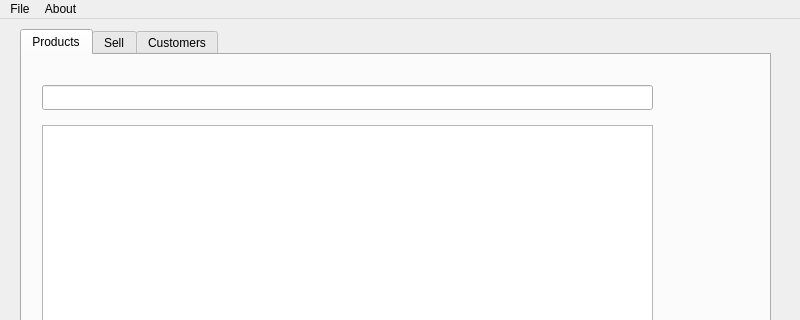
Above: pyofsale.ui from MysteriousSonOfGod/pyofsale before the change; both pictures show x 0 to 800 and y 0 to 320 of the 800 by 600 pixel window. Below: the same form after it.
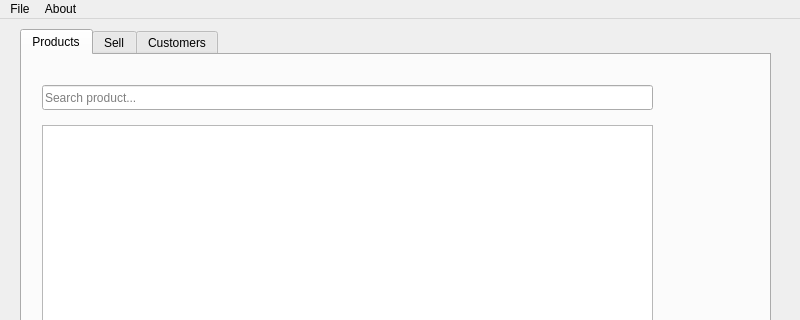
That is the form after the change. Icons and pictures are not drawn.

Diff of the .ui file:
```diff
--- a/pyofsale.ui
+++ b/pyofsale.ui
@@ -71,6 +71,9 @@
         <height>25</height>
        </rect>
       </property>
+      <property name="placeholderText">
+       <string>Search product...</string>
+      </property>
      </widget>
      <widget class="QPushButton" name="addbutton">
       <property name="geometry">
```
Left out of the diff: 18 changed lines with no effect on the pictures.
